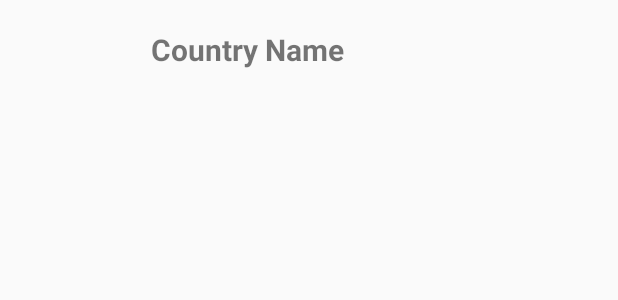
After one commit to Bhupendrapatel98/Covid-19-Tracker, an Android app: the layout list_item.xml on its own in the app's theme, with its tools: preview values and no code run, on a phone screen of 412 x 824 dp. The commit adds this screen. Shown: the top 300 px of the screen. Run offline under Robolectric (Android 15) with nearby library versions, the phone set to English and light mode, and no system bars.

Commit message:
country list show is completed

```diff
--- a/app/build.gradle
+++ b/app/build.gradle
@@ -44,4 +44,7 @@ dependencies {
 
     //simplearkloader
     implementation 'com.leo.simplearcloader:simplearcloader:1.0.+'
+
+    //glide
+    implementation 'com.github.bumptech.glide:glide:4.11.0'
 }
--- a/app/src/main/AndroidManifest.xml
+++ b/app/src/main/AndroidManifest.xml
@@ -9,7 +9,9 @@
         android:roundIcon="@mipmap/ic_launcher_round"
         android:supportsRtl="true"
         android:theme="@style/AppTheme">
-        <activity android:name=".ui.AffectedCountries"></activity>
+        <activity android:name=".ui.CountryDetailActivity"></activity>
+        <activity android:name=".ui.AffectedCountriesActivity" />
+        <activity android:name=".ui.AffectedConActivity" />
         <activity android:name=".ui.MainActivity">
             <intent-filter>
                 <action android:name="android.intent.action.MAIN" />
--- a/app/src/main/java/com/example/covid_19tracker/ui/MainActivity.java
+++ b/app/src/main/java/com/example/covid_19tracker/ui/MainActivity.java
@@ -103,6 +103,6 @@ public class MainActivity extends AppCompatActivity {
     }
 
    void trackCountries(){
-    startActivity(new Intent(MainActivity.this,AffectedCountries.class));
+    startActivity(new Intent(MainActivity.this, AffectedCountriesActivity.class));
    }
 }
--- a/app/src/main/res/layout/activity_affected_countries.xml
+++ b/app/src/main/res/layout/activity_affected_countries.xml
@@ -5,7 +5,7 @@
     android:layout_width="match_parent"
     android:layout_height="match_parent"
     android:background="@color/color_white"
-    tools:context=".ui.AffectedCountries">
+    tools:context=".ui.AffectedCountriesActivity">
 
     <EditText
         android:layout_width="match_parent"
@@ -21,12 +21,12 @@
         android:drawableLeft="@drawable/search_black"/>
 
     <ListView
+        android:visibility="gone"
         android:layout_width="match_parent"
         android:layout_height="fill_parent"
         android:id="@+id/listView"
         android:layout_below="@+id/edtSearch"
         android:layout_margin="10dp"/>
-
     <com.leo.simplearcloader.SimpleArcLoader
         android:layout_width="60dp"
         android:layout_height="60dp"
--- /dev/null
+++ b/app/src/main/res/layout/list_item.xml
@@ -0,0 +1,26 @@
+<?xml version="1.0" encoding="utf-8"?>
+<LinearLayout xmlns:android="http://schemas.android.com/apk/res/android"
+    android:orientation="horizontal"
+    android:layout_width="match_parent"
+    android:layout_height="wrap_content"
+    android:layout_margin="5dp">
+
+    <ImageView
+        android:layout_width="80dp"
+        android:layout_height="55dp"
+        android:id="@+id/imageFlag"
+        android:padding="5dp"
+        />
+
+    <TextView
+        android:layout_width="match_parent"
+        android:layout_height="wrap_content"
+        android:id="@+id/tvCountryName"
+        android:layout_gravity="center_vertical"
+        android:text="Country Name"
+        android:textSize="20sp"
+        android:textStyle="bold"
+        android:paddingLeft="15dp"/>
+
+
+</LinearLayout>
```
Also changed, not shown: app/src/main/java/com/example/covid_19tracker/Adapter/CountryAdapter.java (added, +47 -0 lines), app/src/main/java/com/example/covid_19tracker/Model/CountryModel.java (added, +116 -0 lines), app/src/main/java/com/example/covid_19tracker/network/GetRequest.java (+6 -3 lines), app/src/main/java/com/example/covid_19tracker/ui/AffectedCountries.java (deleted, +0 -37 lines), app/src/main/java/com/example/covid_19tracker/ui/AffectedCountriesActivity.java (added, +99 -0 lines), app/src/main/java/com/example/covid_19tracker/ui/CountryDetailActivity.java (added, +16 -0 lines), app/src/main/res/layout/activity_country_detail.xml (added, +9 -0 lines).
